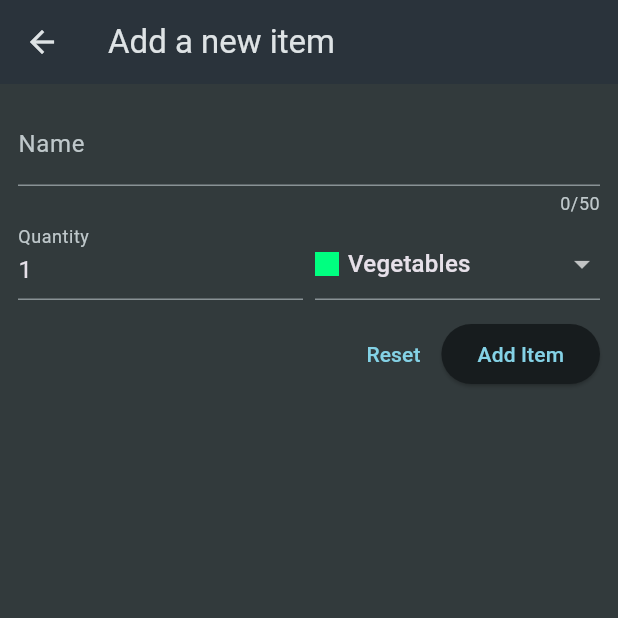
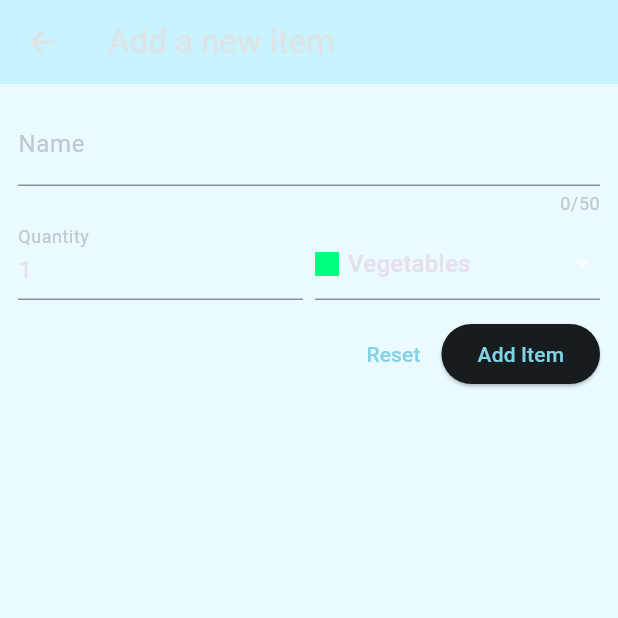
Before and after one commit to Spitfire8620/shopping_list, a Flutter app: the screen it shows after launch, after a tap on the "add" icon, on a phone screen of 412 x 824 dp, the top half of it. Run offline on Flutter 3.47's test engine with Material 3 defaults, Android fonts, the phone set to English and light mode, and no system bars; our stand-ins replace firebase_core; accounts and stored records are empty; network calls fail.

Commit message:
Made sure it worked

```diff
--- a/lib/main.dart
+++ b/lib/main.dart
@@ -1,16 +1,16 @@
+// main.dart
 import 'package:firebase_core/firebase_core.dart';
 import 'firebase_options.dart';
 import 'package:flutter/material.dart';
 import 'package:shopping_list/widgets/grocery_list.dart';
 
 void main() {
-  runApp(const MyApp());
+  runApp(const _Boot());
 }
 
-class MyApp extends StatelessWidget {
-  const MyApp({super.key});
+class _Boot extends StatelessWidget {
+  const _Boot({super.key});
 
-  // This widget is the root of your application.
   @override
   Widget build(BuildContext context) {
     return MaterialApp(
@@ -20,11 +20,30 @@ class MyApp extends StatelessWidget {
         colorScheme: ColorScheme.fromSeed(
           seedColor: const Color.fromARGB(255, 147, 229, 250),
           brightness: Brightness.dark,
-          surface: const Color.fromARGB(255, 42, 51, 59),
+          surface: const Color.fromARGB(100, 147, 229, 250),
         ),
-        scaffoldBackgroundColor: const Color.fromARGB(255, 50, 58, 60),
+        scaffoldBackgroundColor: const Color.fromARGB(50, 147, 229, 250),
       ),
-      home: const GroceryList(),
+      home: FutureBuilder(
+        future: Firebase.initializeApp(
+          options: DefaultFirebaseOptions.currentPlatform,
+        ),
+        builder: (ctx, snap) {
+          if (snap.connectionState == ConnectionState.waiting) {
+            return const Scaffold(
+              body: Center(child: CircularProgressIndicator()),
+            );
+          }
+          if (snap.hasError) {
+            return Scaffold(
+              body: Center(
+                child: Text('Firebase init failed:\n${snap.error}'),
+              ),
+            );
+          }
+          return const GroceryList();
+        },
+      ),
     );
   }
 }
--- a/lib/widgets/grocery_list.dart
+++ b/lib/widgets/grocery_list.dart
@@ -1,5 +1,5 @@
+// grocery_list.dart (ESSENTIAL PATTERN)
 import 'dart:convert';
-
 import 'package:flutter/material.dart';
 import 'package:http/http.dart' as http;
 import 'package:shopping_list/data/categories.dart';
@@ -14,14 +14,12 @@ class GroceryList extends StatefulWidget {
 }
 
 class _GroceryListState extends State<GroceryList> {
-  List<GroceryItem> _groceryItems = [];
-  late Future<List<GroceryItem>> _loadedItems;
-  String? _error;
+  late Future<List<GroceryItem>> _itemsFuture;
 
   @override
   void initState() {
     super.initState();
-    _loadedItems = _loadItems();
+    _itemsFuture = _loadItems();
   }
 
   Future<List<GroceryItem>> _loadItems() async {
@@ -30,73 +28,32 @@ class _GroceryListState extends State<GroceryList> {
       'shopping-list.json',
     );
 
-    final response = await http.get(url);
+    final res = await http.get(url);
+    debugPrint('GET ${url.toString()} -> ${res.statusCode} ${res.body}');
 
-    if (response.statusCode >= 400) {
-      throw Exception('Failed to fetch grocery items. Please try again later.');
+    if (res.statusCode != 200) {
+      throw Exception('HTTP ${res.statusCode}: ${res.body}');
+    }
+    if (res.body == 'null' || res.body.trim().isEmpty) {
+      return []; // empty DB
     }
 
-   if (response.body.trim().isEmpty || response.body == 'null') {
-    _groceryItems = [];
-    return [];
-  }
-
-    final Map<String, dynamic> listData = json.decode(response.body);
-    final List<GroceryItem> loadedItems = [];
-    for (final item in listData.entries) {
+    final data = json.decode(res.body) as Map<String, dynamic>;
+    final List<GroceryItem> loaded = [];
+    data.forEach((id, value) {
       final category = categories.entries
-          .firstWhere(
-              (catItem) => catItem.value.title == item.value['category'])
+          .firstWhere((e) => e.value.title == value['category'])
           .value;
-      loadedItems.add(
+      loaded.add(
         GroceryItem(
-          id: item.key,
-          name: item.value['name'],
-          quantity: item.value['quantity'],
+          id: id,
+          name: value['name'],
+          quantity: value['quantity'],
           category: category,
         ),
       );
-    }
-    _groceryItems = loadedItems;
-    return loadedItems;
-  }
-
-  void _addItem() async {
-  final newItem = await Navigator.of(context).push<GroceryItem>(
-    MaterialPageRoute(builder: (ctx) => const NewItem()),
-  );
-  if (newItem == null) return;
-
-  _groceryItems.add(newItem);
-
-  setState(() {
-    _loadedItems = _loadItems();
     });
-}
-
-
-  void _removeItem(GroceryItem item) async {
-    final index = _groceryItems.indexOf(item);
-    setState(() {
-      _groceryItems.remove(item);
-    });
-
-    final url = Uri.https('shopping-list-app-840ca-default-rtdb.firebaseio.com',
-        'shopping-list/${item.id}.json');
-
-    final response = await http.delete(url);
-
-    if (response.statusCode >= 400) {
-      // Optional: Show error message
-      setState(() {
-        _groceryItems.insert(index, item);
-      });
-    }
-      else {
-    setState(() {
-      _loadedItems = _loadItems();
-    });
-    }
+    return loaded;
   }
 
   @override
@@ -106,49 +63,64 @@ class _GroceryListState extends State<GroceryList> {
         title: const Text('Your Groceries'),
         actions: [
           IconButton(
-            onPressed: _addItem,
+            onPressed: () async {
+              await Navigator.of(context).push(
+                MaterialPageRoute(builder: (ctx) => const NewItem()),
+              );
+              setState(() {
+                _itemsFuture = _loadItems();
+              });
+            },
             icon: const Icon(Icons.add),
           ),
         ],
       ),
-      body: FutureBuilder(
-        future: _loadedItems,
-        builder: (context, snapshot) {
-          if (snapshot.connectionState == ConnectionState.waiting) {
+      body: FutureBuilder<List<GroceryItem>>(
+        future: _itemsFuture,
+        builder: (ctx, snap) {
+          if (snap.connectionState == ConnectionState.waiting) {
             return const Center(child: CircularProgressIndicator());
           }
-
-          if (snapshot.hasError) {
+          if (snap.hasError) {
             return Center(
+              child: Padding(
+                padding: const EdgeInsets.all(16),
                 child: Text(
-                snapshot.error.toString(),
+                  'Failed to load items:\n${snap.error}',
+                  textAlign: TextAlign.center,
+                ),
               ),
             );
           }
-
-          if (snapshot.data!.isEmpty) {
-            return const Center(child: Text('No items added yet.'));
+          final items = snap.data ?? [];
+          if (items.isEmpty) {
+            return const Center(child: Text('No items yet. Tap + to add one.'));
           }
-
           return ListView.builder(
-            itemCount: snapshot.data!.length,
-            itemBuilder: (ctx, index) => Dismissible(
-              onDismissed: (direction) {
-                _removeItem(snapshot.data![index]);
+            itemCount: items.length,
+            itemBuilder: (ctx, i) {
+              final item = items[i];
+              return Dismissible(
+                key: ValueKey(item.id),
+                onDismissed: (_) async {
+                  final url = Uri.https(
+                    'shopping-list-app-840ca-default-rtdb.firebaseio.com',
+                    'shopping-list/${item.id}.json',
+                  );
+                  final del = await http.delete(url);
+                  debugPrint('DELETE ${url.toString()} -> ${del.statusCode}');
                 },
-              key: ValueKey(snapshot.data![index].id),
                 child: ListTile(
-                title: Text(snapshot.data![index].name),
+                  title: Text(item.name),
                   leading: Container(
                     width: 24,
                     height: 24,
-                  color: snapshot.data![index].category.color,
+                    color: item.category.color,
                   ),
-                trailing: Text(
-                  snapshot.data![index].quantity.toString(),
+                  trailing: Text(item.quantity.toString()),
                 ),
-              ),
-            ),
+              );
+            },
           );
         },
       ),
```
Also changed, not shown: 1 other file. Lines whose indentation alone changed are shown as unchanged.
